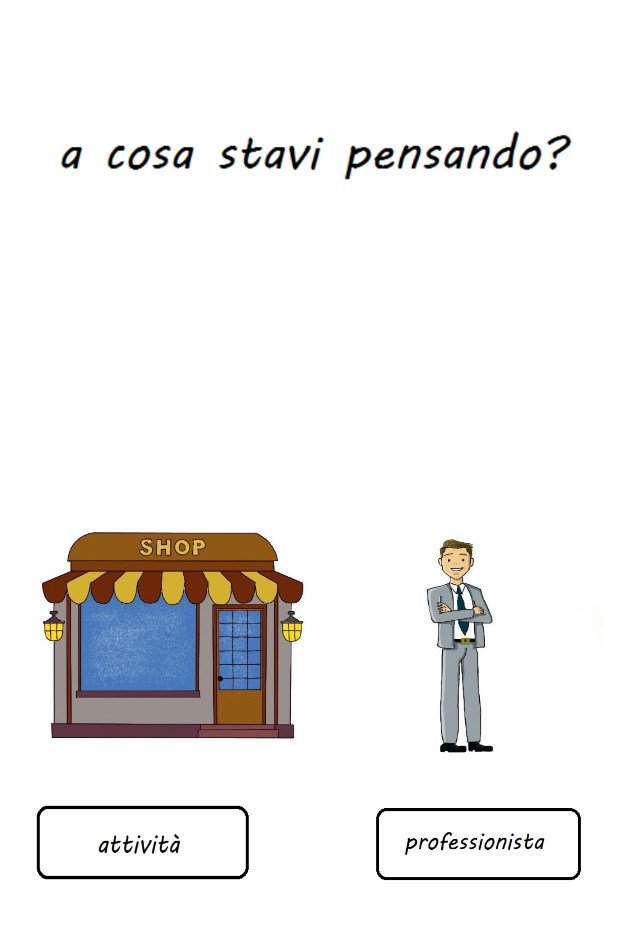
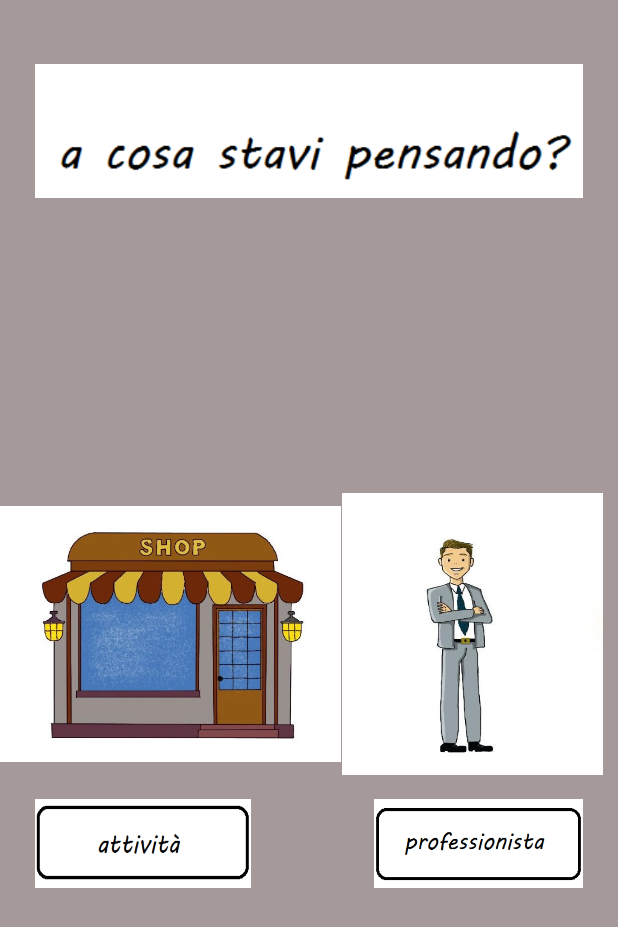
Before and after one commit to ProfessionalDream/Professionality2, an Android app: the layout schermata3.xml on its own in the app's theme, with its tools: preview values and no code run, on a phone screen of 412 x 824 dp. Shown: the top 927 px of the screen. Run offline under Robolectric (Android 15) with nearby library versions, the phone set to English and light mode, and no system bars.

Commit message:
Albe 1\12\2020

```diff
--- a/app/src/main/res/layout/schermata3.xml
+++ b/app/src/main/res/layout/schermata3.xml
@@ -3,7 +3,7 @@
     xmlns:app="http://schemas.android.com/apk/res-auto"
     android:layout_width="match_parent"
     android:layout_height="match_parent"
-    android:background="#FFFFFF">
+    android:background="#A69999">
 
     <ImageView
         android:id="@+id/imageView3"
@@ -33,25 +33,25 @@
         android:id="@+id/button2"
         android:layout_width="139dp"
         android:layout_height="59dp"
+        android:foreground="@drawable/professionista"
         app:layout_constraintBottom_toBottomOf="parent"
         app:layout_constraintEnd_toEndOf="parent"
         app:layout_constraintHorizontal_bias="0.915"
         app:layout_constraintStart_toStartOf="parent"
         app:layout_constraintTop_toTopOf="parent"
-        app:layout_constraintVertical_bias="0.697"
-        android:foreground="@drawable/professionista" />
+        app:layout_constraintVertical_bias="0.697" />
 
     <Button
         android:id="@+id/button4"
         android:layout_width="144dp"
         android:layout_height="59dp"
+        android:foreground="@drawable/attivitybutton"
         app:layout_constraintBottom_toBottomOf="parent"
         app:layout_constraintEnd_toEndOf="parent"
         app:layout_constraintHorizontal_bias="0.086"
         app:layout_constraintStart_toStartOf="parent"
         app:layout_constraintTop_toTopOf="parent"
-        app:layout_constraintVertical_bias="0.697"
-        android:foreground="@drawable/attivitybutton" />
+        app:layout_constraintVertical_bias="0.697" />
 
     <ImageView
         android:id="@+id/imageView2"
```
